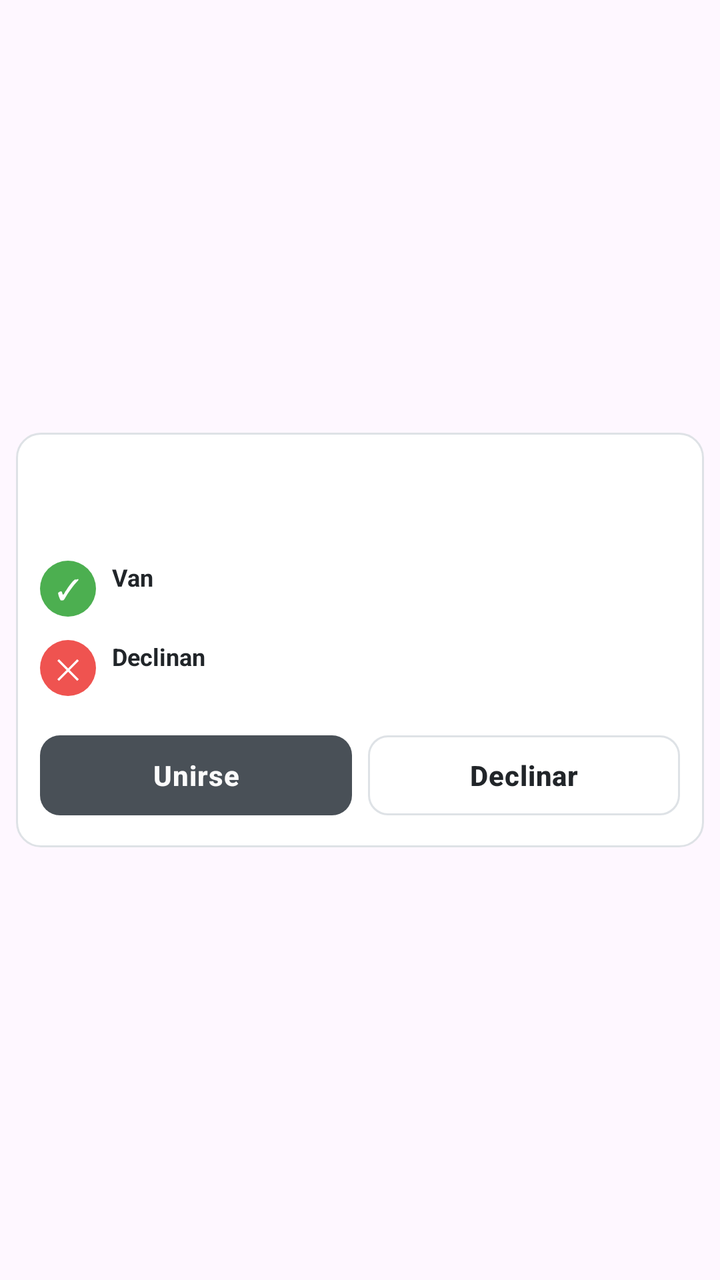
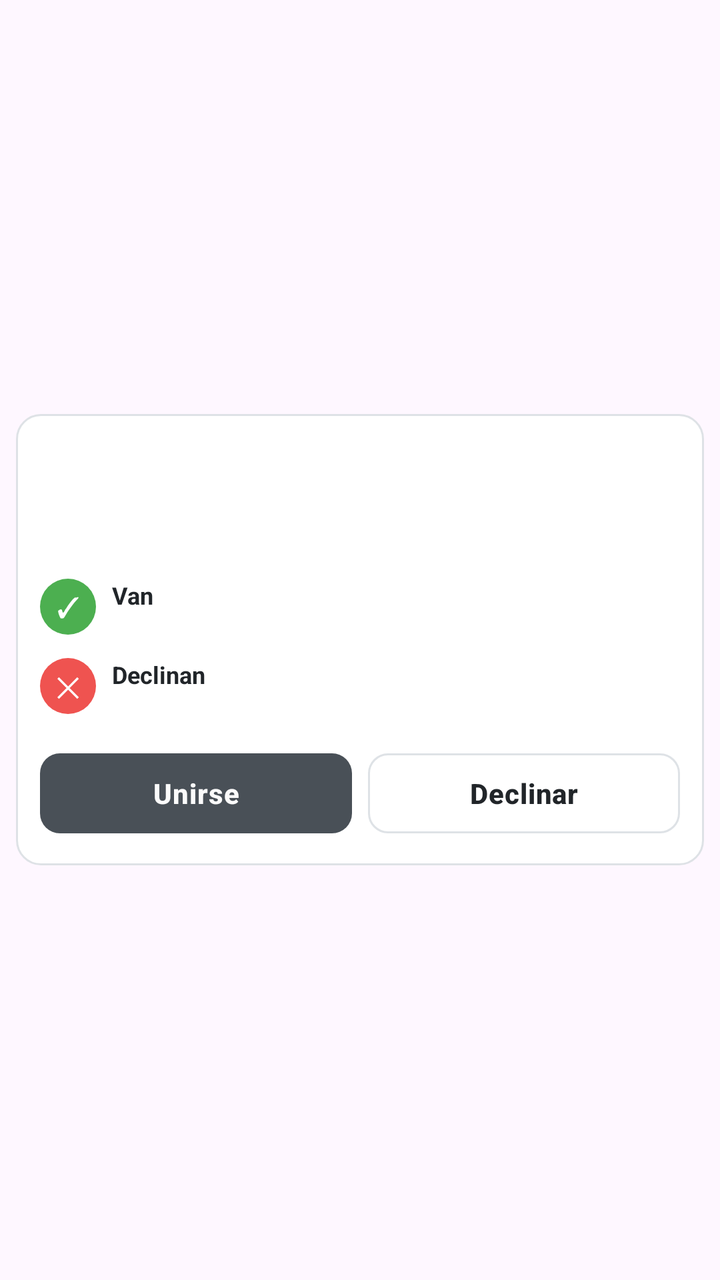

Before-and-after screenshots of an Android layout around one commit, followed by the original layout XML and the change that was made.
<!-- AndroidManifest.xml: application theme Theme.Pace -->
<!-- res/layout/item_message_event.xml -->
<?xml version="1.0" encoding="utf-8"?>
<LinearLayout
    xmlns:android="http://schemas.android.com/apk/res/android"
    android:layout_width="match_parent"
    android:layout_height="wrap_content"
    android:gravity="center"
    android:orientation="horizontal"
    android:paddingHorizontal="8dp"
    android:paddingVertical="4dp">

    <LinearLayout
        android:layout_width="match_parent"
        android:layout_height="wrap_content"
        android:orientation="vertical"
        android:background="@drawable/bg_message_system"
        android:padding="12dp">

        <TextView
            android:id="@+id/tv_event_title"
            android:layout_width="match_parent"
            android:layout_height="wrap_content"
            android:textStyle="bold"
            android:textSize="15sp"
            android:textColor="@color/text_primary" />

        <TextView
            android:id="@+id/tv_event_schedule"
            android:layout_width="match_parent"
            android:layout_height="wrap_content"
            android:layout_marginTop="4dp"
            android:textColor="@color/text_secondary"
            android:textSize="13sp" />

        
        <LinearLayout
            android:layout_width="match_parent"
            android:layout_height="wrap_content"
            android:orientation="horizontal"
            android:gravity="top"
            android:layout_marginTop="10dp">

            <TextView
                android:layout_width="28dp"
                android:layout_height="28dp"
                android:text="✓"
                android:textSize="14sp"
                android:textColor="#FFFFFF"
                android:gravity="center"
                android:background="@drawable/bg_event_badge_join" />

            <LinearLayout
                android:layout_width="0dp"
                android:layout_height="wrap_content"
                android:layout_weight="1"
                android:orientation="vertical"
                android:layout_marginStart="8dp">

                <TextView
                    android:layout_width="wrap_content"
                    android:layout_height="wrap_content"
                    android:text="@string/event_joined_label_short"
                    android:textSize="12sp"
                    android:textStyle="bold"
                    android:textColor="@color/text_primary" />

                <TextView
                    android:id="@+id/tv_event_joined"
                    android:layout_width="wrap_content"
                    android:layout_height="wrap_content"
                    android:textSize="12sp"
                    android:textColor="@color/text_secondary"
                    android:layout_marginTop="1dp" />

            </LinearLayout>

        </LinearLayout>

        
        <LinearLayout
            android:layout_width="match_parent"
            android:layout_height="wrap_content"
            android:orientation="horizontal"
            android:gravity="top"
            android:layout_marginTop="6dp">

            <TextView
                android:layout_width="28dp"
                android:layout_height="28dp"
                android:text="✕"
                android:textSize="14sp"
                android:textColor="#FFFFFF"
                android:gravity="center"
                android:background="@drawable/bg_event_badge_decline" />

            <LinearLayout
                android:layout_width="0dp"
                android:layout_height="wrap_content"
                android:layout_weight="1"
                android:orientation="vertical"
                android:layout_marginStart="8dp">

                <TextView
                    android:layout_width="wrap_content"
                    android:layout_height="wrap_content"
                    android:text="@string/event_declined_label_short"
                    android:textSize="12sp"
                    android:textStyle="bold"
                    android:textColor="@color/text_primary" />

                <TextView
                    android:id="@+id/tv_event_declined"
                    android:layout_width="wrap_content"
                    android:layout_height="wrap_content"
                    android:textSize="12sp"
                    android:textColor="@color/text_secondary"
                    android:layout_marginTop="1dp" />

            </LinearLayout>

        </LinearLayout>

        <LinearLayout
            android:layout_width="match_parent"
            android:layout_height="wrap_content"
            android:orientation="horizontal"
            android:layout_marginTop="10dp">

            <com.google.android.material.button.MaterialButton
                android:id="@+id/btn_event_join"
                style="@style/PaceChatPrimaryButton"
                android:layout_width="0dp"
                android:layout_height="wrap_content"
                android:layout_weight="1"
                android:text="@string/event_join" />

            <com.google.android.material.button.MaterialButton
                android:id="@+id/btn_event_decline"
                style="@style/PaceChatSecondaryButton"
                android:layout_width="0dp"
                android:layout_height="wrap_content"
                android:layout_weight="1"
                android:layout_marginStart="8dp"
                android:text="@string/event_decline" />
        </LinearLayout>

    </LinearLayout>
</LinearLayout>
<!-- resources referenced by this layout -->
<resources>
  <color name="text_primary">#212529</color>
  <color name="text_secondary">#6C757D</color>
  <!-- drawable bg_event_badge_decline (drawable) -->
  <?xml version="1.0" encoding="utf-8"?>
  <shape xmlns:android="http://schemas.android.com/apk/res/android"
      android:shape="oval">
      <solid android:color="#EF5350" />
  </shape>
  <!-- drawable bg_event_badge_join (drawable) -->
  <?xml version="1.0" encoding="utf-8"?>
  <shape xmlns:android="http://schemas.android.com/apk/res/android"
      android:shape="oval">
      <solid android:color="#4CAF50" />
  </shape>
  <!-- drawable bg_message_system (drawable) -->
  <?xml version="1.0" encoding="utf-8"?>
  <shape xmlns:android="http://schemas.android.com/apk/res/android">
      <solid android:color="@color/background_card" />
      <corners android:radius="12dp" />
      <stroke
          android:width="1dp"
          android:color="@color/border_color" />
  </shape>
  <string name="event_decline">Declinar</string>
  <string name="event_declined_label_short">Declinan</string>
  <string name="event_join">Unirse</string>
  <string name="event_joined_label_short">Van</string>
  <style name="PaceChatPrimaryButton" parent="Widget.Material3.Button">
          <item name="backgroundTint">@color/accent_primary</item>
          <item name="android:textColor">@color/text_button</item>
          <item name="cornerRadius">10dp</item>
          <item name="android:layout_height">42dp</item>
          <item name="android:textAllCaps">false</item>
          <item name="android:textStyle">bold</item>
          <item name="android:textSize">14sp</item>
          <item name="android:letterSpacing">0.02</item>
      </style>
  <style name="PaceChatSecondaryButton" parent="Widget.Material3.Button.OutlinedButton">
          <item name="strokeColor">@color/border_color</item>
          <item name="android:textColor">@color/text_primary</item>
          <item name="cornerRadius">10dp</item>
          <item name="android:layout_height">42dp</item>
          <item name="android:textAllCaps">false</item>
          <item name="android:textStyle">bold</item>
          <item name="android:textSize">14sp</item>
          <item name="android:letterSpacing">0.02</item>
      </style>
  <style name="Theme.Pace" parent="Base.Theme.Pace" />
  <color name="background_card">#FFFFFF</color>
  <color name="border_color">#DEE2E6</color>
  <color name="accent_primary">#495057</color>
  <color name="text_button">#FBFBFB</color>
  <style name="Base.Theme.Pace" parent="Theme.Material3.DayNight.NoActionBar">
          
          <item name="android:statusBarColor">@color/black</item>
          <item name="android:windowOptOutEdgeToEdgeEnforcement" tools:targetApi="35">true</item>
      </style>
  <color name="black">#FF000000</color>
</resources>

<!-- the commit's change to res/layout/item_message_event.xml (unified diff, before → after) -->
@@ -22,6 +22,14 @@
             android:textStyle="bold"
             android:textSize="15sp"
             android:textColor="@color/text_primary" />
+
+        <TextView
+            android:id="@+id/tv_event_duration"
+            android:layout_width="match_parent"
+            android:layout_height="wrap_content"
+            android:layout_marginTop="2dp"
+            android:textColor="@color/text_secondary"
+            android:textSize="12sp" />
 
         <TextView
             android:id="@+id/tv_event_schedule"
